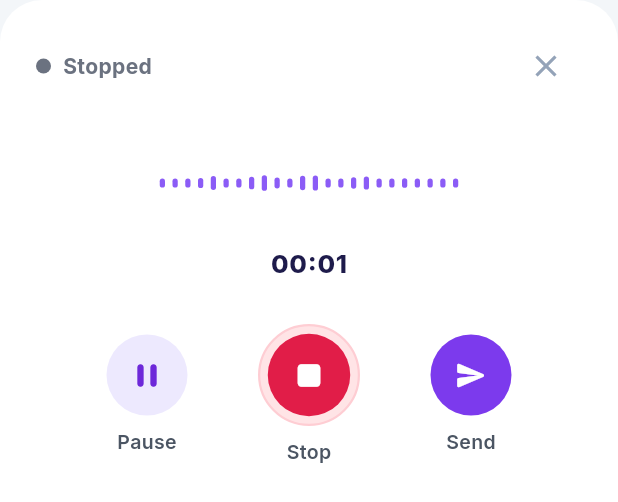
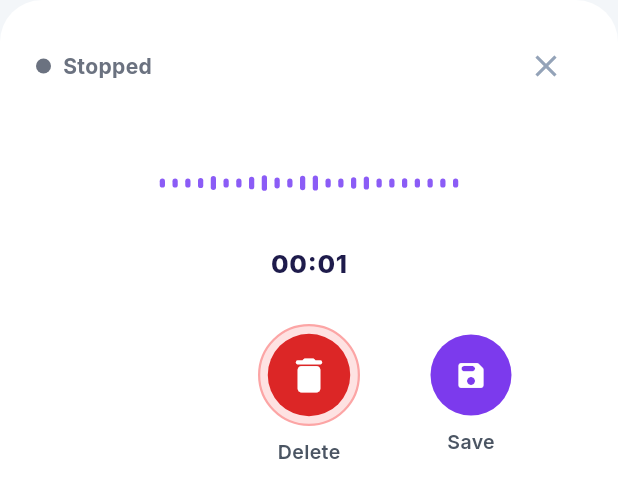
Before and after one commit to Akvakshay/Cyber-Physical-Healthcare-System22, a Flutter app: the VoiceRecordingSheet widget shown alone on an empty page, opened directly, after a tap on "Pause", after a tap on "Stop", on a phone screen of 412 x 824 dp. Shown: the top 502 px of the screen. Run offline on Flutter 3.47's test engine with Material 3 defaults, Android fonts, the light colour scheme and no system bars; our stand-ins replace google_fonts; accounts and stored records are empty.

```diff
--- a/lib/widgets/voice_recording_sheet.dart
+++ b/lib/widgets/voice_recording_sheet.dart
@@ -86,6 +86,11 @@ class _VoiceRecordingSheetState extends State<VoiceRecordingSheet>
     );
     widget.onSaved?.call(note);
     Navigator.of(context).pop(note);
+  }
+
+  void _delete() {
+    _timer?.cancel();
+    Navigator.of(context).pop();
   }
 
   @override
@@ -217,14 +222,19 @@ class _VoiceRecordingSheetState extends State<VoiceRecordingSheet>
             ),
             const SizedBox(height: 28),
 
-            // 3 Action Buttons Row: Pause, Stop, Send
+            // 3 Action Buttons Row: Pause/Resume, Stop/Delete, Save
             Row(
               mainAxisAlignment: MainAxisAlignment.spaceEvenly,
               crossAxisAlignment: CrossAxisAlignment.center,
               children: [
-                // Pause / Resume
-                _buildActionButton(
-                  onTap: _recordState != _RecordState.stopped ? _togglePause : null,
+                // Pause / Resume — hidden (but space preserved) when stopped
+                Visibility(
+                  visible: _recordState != _RecordState.stopped,
+                  maintainSize: true,
+                  maintainAnimation: true,
+                  maintainState: true,
+                  child: _buildActionButton(
+                    onTap: _togglePause,
                     button: Container(
                       width: 54,
                       height: 54,
@@ -242,40 +252,49 @@ class _VoiceRecordingSheetState extends State<VoiceRecordingSheet>
                     ),
                     label: _recordState == _RecordState.paused ? 'Resume' : 'Pause',
                   ),
+                ),
 
-                // Stop Button
+                // Stop Button → Delete Button after stopping
                 _buildActionButton(
-                  onTap: _recordState != _RecordState.stopped ? _stop : null,
+                  onTap: _recordState != _RecordState.stopped ? _stop : _delete,
                   button: Container(
                     width: 68,
                     height: 68,
                     padding: const EdgeInsets.all(5),
                     decoration: BoxDecoration(
                       shape: BoxShape.circle,
-                      color: const Color(0xFFFFE4E6),
+                      color: _recordState == _RecordState.stopped
+                          ? const Color(0xFFFEE2E2)
+                          : const Color(0xFFFFE4E6),
                       border: Border.all(
-                        color: const Color(0xFFFECDD3),
+                        color: _recordState == _RecordState.stopped
+                            ? const Color(0xFFFCA5A5)
+                            : const Color(0xFFFECDD3),
                         width: 1.5,
                       ),
                     ),
                     child: Container(
-                      decoration: const BoxDecoration(
-                        color: Color(0xFFE11D48),
+                      decoration: BoxDecoration(
+                        color: _recordState == _RecordState.stopped
+                            ? const Color(0xFFDC2626)
+                            : const Color(0xFFE11D48),
                         shape: BoxShape.circle,
                       ),
-                      child: const Center(
+                      child: Center(
                         child: Icon(
-                          Icons.stop_rounded,
+                          _recordState == _RecordState.stopped
+                              ? Icons.delete_rounded
+                              : Icons.stop_rounded,
                           color: Colors.white,
                           size: 30,
                         ),
                       ),
                     ),
                   ),
-                  label: 'Stop',
+                  label: _recordState == _RecordState.stopped ? 'Delete' : 'Stop',
                 ),
 
-                // Send Button
+                // Save Button (formerly Send)
                 _buildActionButton(
                   onTap: _seconds > 0 ? _send : null,
                   button: Container(
@@ -286,12 +305,12 @@ class _VoiceRecordingSheetState extends State<VoiceRecordingSheet>
                       shape: BoxShape.circle,
                     ),
                     child: const Icon(
-                      Icons.send_rounded,
+                      Icons.save_rounded,
                       color: Colors.white,
                       size: 22,
                     ),
                   ),
-                  label: 'Send',
+                  label: 'Save',
                 ),
               ],
             ),
```
Lines whose indentation alone changed are shown as unchanged.
